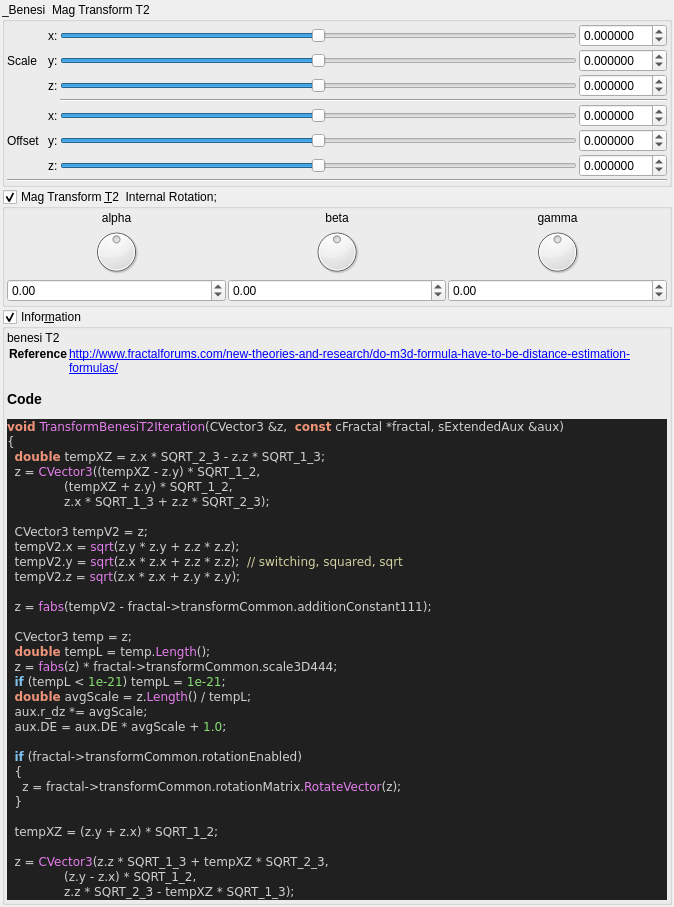
First picture: the form in mandelbulber2/qt_data/fractal_transf_benesi_T2.ui, repository buddhi1980/mandelbulber2, before the edit.
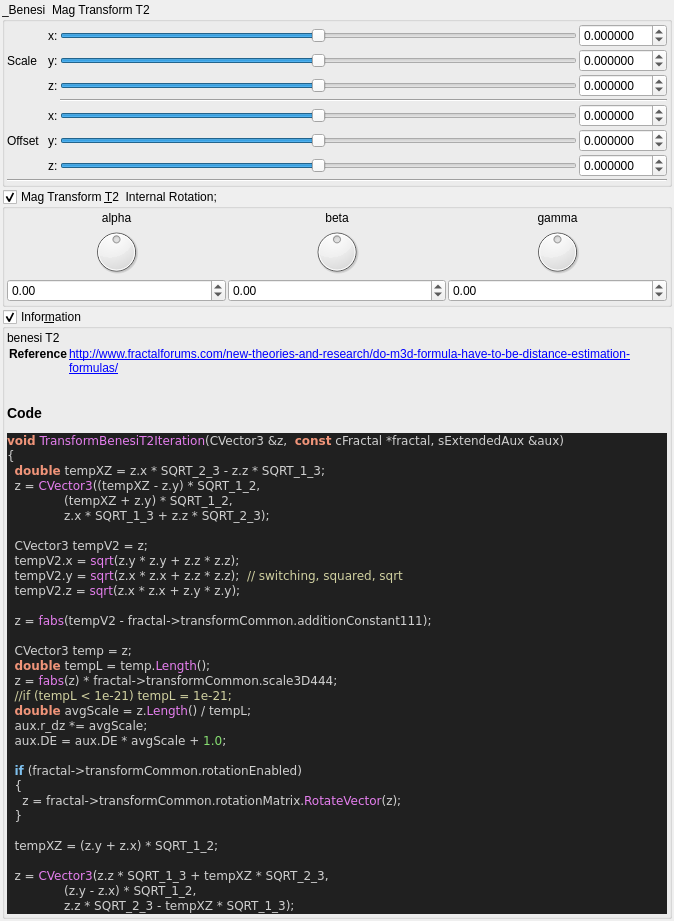
Second picture: the form after the edit. Custom widgets are drawn as their Qt base class.

Commit message:
stripped code highlight output to body tag
 the surrounding part (HTML Tag and comment) contained version specific parts.
 Now only the body tag will be written to the ui file,
 so the complete output of populateUiInformation.php should be reproducable.

 Also readded broken symlinks in deploy/share/mandelbulber2

Patch:
```diff
--- a/mandelbulber2/qt_data/fractal_transf_benesi_T2.ui
+++ b/mandelbulber2/qt_data/fractal_transf_benesi_T2.ui
@@ -654,17 +654,12 @@
        <widget class="QLabel" name="label_code_content">
         <property name="text">
          <string>&lt;p&gt;benesi T2&lt;/p&gt;&lt;table&gt;
-&lt;tr&gt;&lt;th&gt;Reference&lt;/th&gt;&lt;td&gt;&lt;a href=&quot;http://www.fractalforums.com/new-theories-and-research/do-m3d-formula-have-to-be-distance-estimation-formulas/&quot;&gt;http://www.fractalforums.com/new-theories-and-research/do-m3d-formula-have-to-be-distance-estimation-formulas/&lt;/a&gt;&lt;/td&gt;&lt;/tr&gt;
+&lt;tr&gt;&lt;th&gt;Reference&lt;/th&gt;&lt;td&gt;&lt;a href=&quot;http://www.fractalforums.com/new-theories-and-research/do-m3d-formula-have-to-be-distance-estimation-formulas/&quot;&gt;http://www.fractalforums.com/new-theories-and-research/do-m3d-formula-have-to-be-distance-estimation-formulas/&lt;br&gt;
+&lt;/td&gt;&lt;/tr&gt;
 &lt;/table&gt;
 &lt;h3&gt;Code&lt;/h3&gt;
-&lt;!DOCTYPE HTML PUBLIC &quot;-//W3C//DTD HTML 4.0 Transitional//EN&quot;&gt;
-&lt;html&gt;
-&lt;head&gt;
-&lt;meta http-equiv=&quot;content-type&quot; content=&quot;text/html; charset=ISO-8859-1&quot;&gt;
-&lt;title&gt;Source file&lt;/title&gt;
-&lt;/head&gt;
 &lt;body style=&quot;background-color:#202020&quot;&gt;
-&lt;pre style=&quot;color:#d0d0d0; background-color:#202020;  font-family:'Courier New';&quot;&gt;&lt;span style=&quot;color:#f09479; font-weight:bold&quot;&gt;void&lt;/span&gt; &lt;span style=&quot;color:#e47eed&quot;&gt;TransformBenesiT2Iteration&lt;/span&gt;&lt;span style=&quot;color:#d0d0d0&quot;&gt;(&lt;/span&gt;CVector3 &lt;span style=&quot;color:#d0d0d0&quot;&gt;&amp;amp;&lt;/span&gt;z&lt;span style=&quot;color:#d0d0d0&quot;&gt;,&lt;/span&gt;  &lt;span style=&quot;color:#f09479; font-weight:bold&quot;&gt;const&lt;/span&gt; cFractal &lt;span style=&quot;color:#d0d0d0&quot;&gt;*&lt;/span&gt;fractal&lt;span style=&quot;color:#d0d0d0&quot;&gt;,&lt;/span&gt; sExtendedAux &lt;span style=&quot;color:#d0d0d0&quot;&gt;&amp;amp;&lt;/span&gt;aux&lt;span style=&quot;color:#d0d0d0&quot;&gt;)&lt;/span&gt;
+&lt;pre style=&quot;color:#d0d0d0; background-color:#202020;  font-family:'Courier New',monospace;&quot;&gt;&lt;span style=&quot;color:#f09479; font-weight:bold&quot;&gt;void&lt;/span&gt; &lt;span style=&quot;color:#e47eed&quot;&gt;TransformBenesiT2Iteration&lt;/span&gt;&lt;span style=&quot;color:#d0d0d0&quot;&gt;(&lt;/span&gt;CVector3 &lt;span style=&quot;color:#d0d0d0&quot;&gt;&amp;amp;&lt;/span&gt;z&lt;span style=&quot;color:#d0d0d0&quot;&gt;,&lt;/span&gt;  &lt;span style=&quot;color:#f09479; font-weight:bold&quot;&gt;const&lt;/span&gt; cFractal &lt;span style=&quot;color:#d0d0d0&quot;&gt;*&lt;/span&gt;fractal&lt;span style=&quot;color:#d0d0d0&quot;&gt;,&lt;/span&gt; sExtendedAux &lt;span style=&quot;color:#d0d0d0&quot;&gt;&amp;amp;&lt;/span&gt;aux&lt;span style=&quot;color:#d0d0d0&quot;&gt;)&lt;/span&gt;
 &lt;span style=&quot;color:#d0d0d0&quot;&gt;{&lt;/span&gt;
   &lt;span style=&quot;color:#f09479; font-weight:bold&quot;&gt;double&lt;/span&gt; tempXZ &lt;span style=&quot;color:#d0d0d0&quot;&gt;=&lt;/span&gt; z&lt;span style=&quot;color:#d0d0d0&quot;&gt;.&lt;/span&gt;x &lt;span style=&quot;color:#d0d0d0&quot;&gt;*&lt;/span&gt; SQRT_2_3 &lt;span style=&quot;color:#d0d0d0&quot;&gt;-&lt;/span&gt; z&lt;span style=&quot;color:#d0d0d0&quot;&gt;.&lt;/span&gt;z &lt;span style=&quot;color:#d0d0d0&quot;&gt;*&lt;/span&gt; SQRT_1_3&lt;span style=&quot;color:#d0d0d0&quot;&gt;;&lt;/span&gt;
   z &lt;span style=&quot;color:#d0d0d0&quot;&gt;=&lt;/span&gt; &lt;span style=&quot;color:#e47eed&quot;&gt;CVector3&lt;/span&gt;&lt;span style=&quot;color:#d0d0d0&quot;&gt;((&lt;/span&gt;tempXZ &lt;span style=&quot;color:#d0d0d0&quot;&gt;-&lt;/span&gt; z&lt;span style=&quot;color:#d0d0d0&quot;&gt;.&lt;/span&gt;y&lt;span style=&quot;color:#d0d0d0&quot;&gt;) *&lt;/span&gt; SQRT_1_2&lt;span style=&quot;color:#d0d0d0&quot;&gt;,&lt;/span&gt;
@@ -681,7 +676,7 @@
   CVector3 temp &lt;span style=&quot;color:#d0d0d0&quot;&gt;=&lt;/span&gt; z&lt;span style=&quot;color:#d0d0d0&quot;&gt;;&lt;/span&gt;
   &lt;span style=&quot;color:#f09479; font-weight:bold&quot;&gt;double&lt;/span&gt; tempL &lt;span style=&quot;color:#d0d0d0&quot;&gt;=&lt;/span&gt; temp&lt;span style=&quot;color:#d0d0d0&quot;&gt;.&lt;/span&gt;&lt;span style=&quot;color:#e47eed&quot;&gt;Length&lt;/span&gt;&lt;span style=&quot;color:#d0d0d0&quot;&gt;();&lt;/span&gt;
   z &lt;span style=&quot;color:#d0d0d0&quot;&gt;=&lt;/span&gt; &lt;span style=&quot;color:#e47eed&quot;&gt;fabs&lt;/span&gt;&lt;span style=&quot;color:#d0d0d0&quot;&gt;(&lt;/span&gt;z&lt;span style=&quot;color:#d0d0d0&quot;&gt;) *&lt;/span&gt; fractal&lt;span style=&quot;color:#d0d0d0&quot;&gt;-&amp;gt;&lt;/span&gt;transformCommon&lt;span style=&quot;color:#d0d0d0&quot;&gt;.&lt;/span&gt;scale3D444&lt;span style=&quot;color:#d0d0d0&quot;&gt;;&lt;/span&gt;
-  &lt;span style=&quot;color:#7ec0ee; font-weight:bold&quot;&gt;if&lt;/span&gt; &lt;span style=&quot;color:#d0d0d0&quot;&gt;(&lt;/span&gt;tempL &lt;span style=&quot;color:#d0d0d0&quot;&gt;&amp;lt;&lt;/span&gt; &lt;span style=&quot;color:#87df71&quot;&gt;1e-21&lt;/span&gt;&lt;span style=&quot;color:#d0d0d0&quot;&gt;)&lt;/span&gt; tempL &lt;span style=&quot;color:#d0d0d0&quot;&gt;=&lt;/span&gt; &lt;span style=&quot;color:#87df71&quot;&gt;1e-21&lt;/span&gt;&lt;span style=&quot;color:#d0d0d0&quot;&gt;;&lt;/span&gt;
+  &lt;span style=&quot;color:#d0d0a0&quot;&gt;//if (tempL &amp;lt; 1e-21) tempL = 1e-21;&lt;/span&gt;
   &lt;span style=&quot;color:#f09479; font-weight:bold&quot;&gt;double&lt;/span&gt; avgScale &lt;span style=&quot;color:#d0d0d0&quot;&gt;=&lt;/span&gt; z&lt;span style=&quot;color:#d0d0d0&quot;&gt;.&lt;/span&gt;&lt;span style=&quot;color:#e47eed&quot;&gt;Length&lt;/span&gt;&lt;span style=&quot;color:#d0d0d0&quot;&gt;() /&lt;/span&gt; tempL&lt;span style=&quot;color:#d0d0d0&quot;&gt;;&lt;/span&gt;
   aux&lt;span style=&quot;color:#d0d0d0&quot;&gt;.&lt;/span&gt;r_dz &lt;span style=&quot;color:#d0d0d0&quot;&gt;*=&lt;/span&gt; avgScale&lt;span style=&quot;color:#d0d0d0&quot;&gt;;&lt;/span&gt;
   aux&lt;span style=&quot;color:#d0d0d0&quot;&gt;.&lt;/span&gt;DE &lt;span style=&quot;color:#d0d0d0&quot;&gt;=&lt;/span&gt; aux&lt;span style=&quot;color:#d0d0d0&quot;&gt;.&lt;/span&gt;DE &lt;span style=&quot;color:#d0d0d0&quot;&gt;*&lt;/span&gt; avgScale &lt;span style=&quot;color:#d0d0d0&quot;&gt;+&lt;/span&gt; &lt;span style=&quot;color:#87df71&quot;&gt;1.0&lt;/span&gt;&lt;span style=&quot;color:#d0d0d0&quot;&gt;;&lt;/span&gt;
@@ -698,10 +693,7 @@
                z&lt;span style=&quot;color:#d0d0d0&quot;&gt;.&lt;/span&gt;z &lt;span style=&quot;color:#d0d0d0&quot;&gt;*&lt;/span&gt; SQRT_2_3 &lt;span style=&quot;color:#d0d0d0&quot;&gt;-&lt;/span&gt; tempXZ &lt;span style=&quot;color:#d0d0d0&quot;&gt;*&lt;/span&gt; SQRT_1_3&lt;span style=&quot;color:#d0d0d0&quot;&gt;);&lt;/span&gt;
 &lt;span style=&quot;color:#d0d0d0&quot;&gt;}&lt;/span&gt;
 &lt;/pre&gt;
-&lt;/body&gt;
-&lt;/html&gt;
-&lt;!--HTML generated by highlight 3.9, http://www.andre-simon.de/--&gt;
-</string>
+&lt;/body&gt;</string>
         </property>
         <property name="wordWrap">
          <bool>true</bool>
```
The commit also changes 109 other files.
